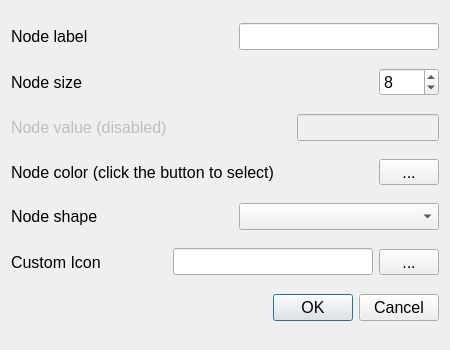
Above: src/forms/dialognodeedit.ui from socnetv/app before the change. Below: the same form after it.
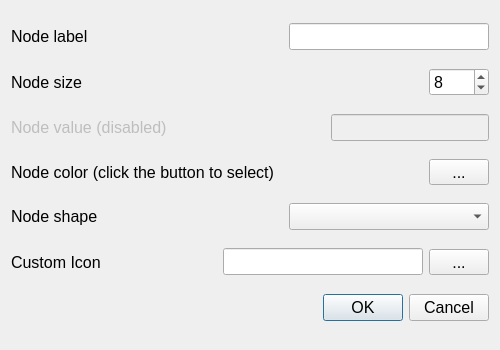
That is the form after the change.

```diff
--- a/src/forms/dialognodeedit.ui
+++ b/src/forms/dialognodeedit.ui
@@ -6,20 +6,20 @@
    <rect>
     <x>0</x>
     <y>0</y>
-    <width>450</width>
+    <width>500</width>
     <height>350</height>
    </rect>
   </property>
   <property name="minimumSize">
    <size>
-    <width>450</width>
+    <width>500</width>
     <height>350</height>
    </size>
   </property>
   <property name="maximumSize">
    <size>
-    <width>600</width>
-    <height>450</height>
+    <width>800</width>
+    <height>600</height>
    </size>
   </property>
   <property name="font">
```
